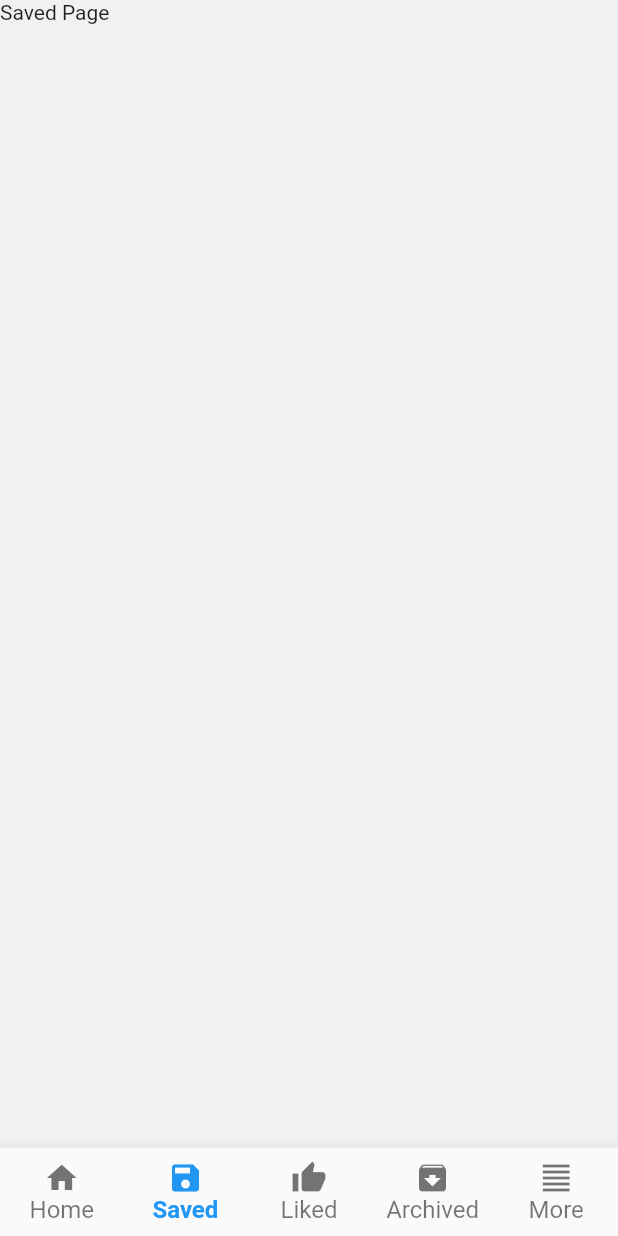
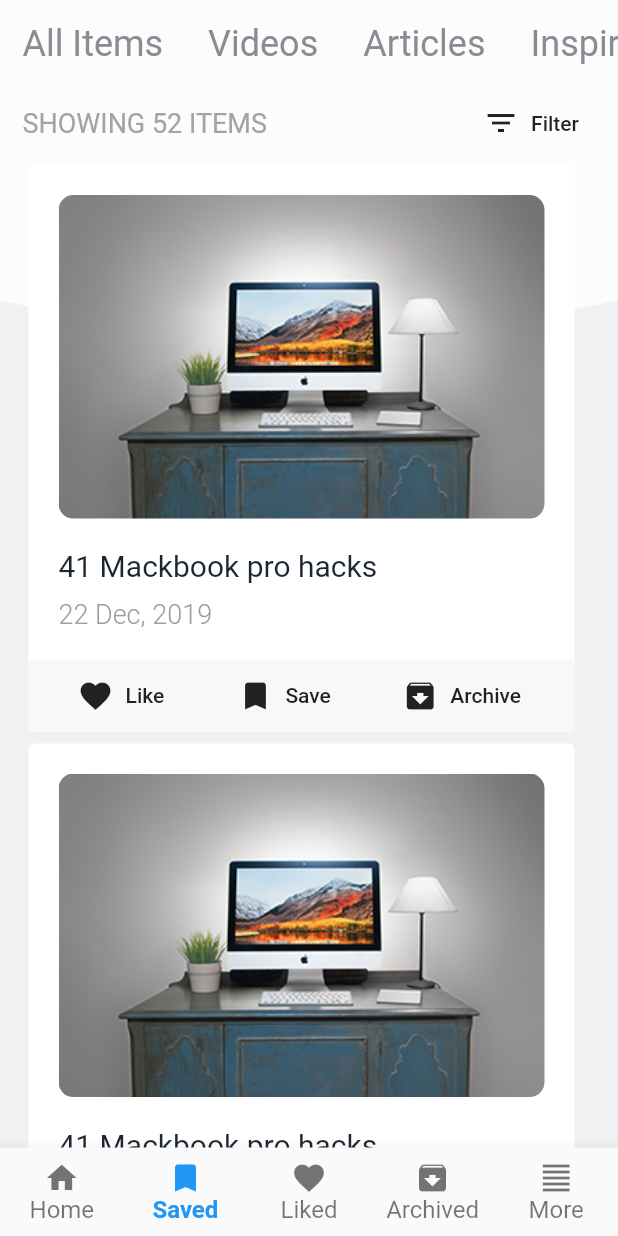
Before and after one commit to codingbbq/remember_me_app, a Flutter app: the screen it shows after launch, item 2 of the bottom bar chosen, on a phone screen of 412 x 824 dp. Run offline on Flutter 3.47's test engine with Material 2 defaults, Android fonts, the phone set to English and light mode, and no system bars.

Commit message:
Adding a pageview for saved page

```diff
--- /dev/null
+++ b/lib/components/custompage.dart
@@ -0,0 +1,48 @@
+import 'package:flutter/material.dart';
+import 'package:remember_me_app/components/reviewCard.dart';
+import 'package:remember_me_app/utills/theme.dart';
+
+class CustomPage extends StatelessWidget {
+  @override
+  Widget build(BuildContext context) {
+    return Container(
+      padding: EdgeInsets.only(left: 15.0, right: 10.0),
+      child: Column(
+        children: <Widget>[
+          Row(
+            mainAxisAlignment: MainAxisAlignment.spaceBetween,
+            children: <Widget>[
+              Text(
+                "Showing 52 items".toUpperCase(),
+                style: hrzTitleStyle,
+              ),
+              FlatButton.icon(
+                onPressed: (){
+
+                },
+                icon: Icon(Icons.filter_list),
+                label: Text(
+                  "Filter"
+                )
+              )
+            ],
+          ),
+
+          Expanded(
+            child: ListView(
+              shrinkWrap: true,
+              scrollDirection: Axis.vertical,
+              children: <Widget>[
+                ReviewCard(),
+                ReviewCard(),
+                ReviewCard(),
+                ReviewCard(),
+              ],
+            ),
+          )
+
+        ],
+      ),
+    );
+  }
+}
--- a/lib/pages/saved_page/saved_page.dart
+++ b/lib/pages/saved_page/saved_page.dart
@@ -1,10 +1,124 @@
 import 'package:flutter/material.dart';
+import 'package:remember_me_app/components/custom_bg.dart';
+import 'package:remember_me_app/components/custompage.dart';
+import 'package:remember_me_app/utills/theme.dart';
 
-class SavedPage extends StatelessWidget {
+class SavedPage extends StatefulWidget {
+  @override
+  _SavedPageState createState() => _SavedPageState();
+}
+
+class _SavedPageState extends State<SavedPage> {
   @override
   Widget build(BuildContext context) {
-    return Container(
-      child: Text("Saved Page")
+
+    PageController controller = PageController();
+
+    return SafeArea(
+      child: CustomPaint(
+        painter: CustomBGPainter(bgColor: Color(0xFFfcfcfc), curveHeight: 200),
+        child: Container(
+          width: MediaQuery.of(context).size.width,
+          child: Column(
+            crossAxisAlignment: CrossAxisAlignment.start,
+            mainAxisAlignment: MainAxisAlignment.start,
+            children: <Widget>[
+              // Horizontal links
+              SingleChildScrollView(
+                scrollDirection: Axis.horizontal,
+                child: Row(
+                  children: <Widget>[
+                    Padding(
+                      padding: const EdgeInsets.all(15.0),
+                      child: InkWell(
+                        child: Text(
+                          "All Items",
+                          style: hrzLinkStyle,
+                        ),
+                        onTap: (){
+                          print("Tapped on all videos");
+                        },
+                      ),
+                    ),
+
+                    Padding(
+                      padding: const EdgeInsets.all(15.0),
+                      child: InkWell(
+                        child: Text(
+                          "Videos",
+                          style: hrzLinkStyle,
+                        ),
+                        onTap: (){
+                          print("Tapped on Videos");
+                        },
+                      ),
+                    ),
+
+                    Padding(
+                      padding: const EdgeInsets.all(15.0),
+                      child: InkWell(
+                        child: Text(
+                          "Articles",
+                          style: hrzLinkStyle,
+                        ),
+                        onTap: (){
+                          print("Tapped on articles");
+                        },
+                      ),
+                    ),
+
+                    Padding(
+                      padding: const EdgeInsets.all(15.0),
+                      child: InkWell(
+                        child: Text(
+                          "Inspiration",
+                          style: hrzLinkStyle,
+                        ),
+                        onTap: (){
+                          print("Tapped on Inspiration");
+                        },
+                      ),
+                    ),
+
+                    Padding(
+                      padding: const EdgeInsets.all(15.0),
+                      child: InkWell(
+                        child: Text(
+                          "Motivation",
+                          style: hrzLinkStyle,
+                        ),
+                        onTap: (){
+                          print("Tapped on Motication");
+                        },
+                      ),
+                    )
+                  ],
+                ),
+              ),
+
+              Expanded(
+                child: PageView(
+                  scrollDirection: Axis.horizontal,
+                  children: <Widget>[
+                    CustomPage(),
+
+                    Container(
+                      color: Colors.blue,
+                      child: Text("All items"),
+                    ),
+
+
+                  ],
+                  controller: controller,
+                  onPageChanged: (num){
+                    print(num);
+                  },
+                ),
+              )
+            ],
+          )
+        ),
+      ),
     );
   }
 }
--- a/lib/rememberme.dart
+++ b/lib/rememberme.dart
@@ -42,12 +42,12 @@ class _RememberMeLandingPageState extends State<RememberMeLandingPage> {
                   ),
 
                   BottomNavigationBarItem(
-                    icon: Icon(Icons.save),
+                    icon: Icon(Icons.bookmark),
                     title: Text("Saved"),
                   ),
 
                   BottomNavigationBarItem(
-                    icon: Icon(Icons.thumb_up),
+                    icon: Icon(Icons.favorite),
                     title: Text("Liked"),
                   ),
 
--- a/lib/utills/theme.dart
+++ b/lib/utills/theme.dart
@@ -4,3 +4,5 @@ const Color appBGcolor = Color(0xFFf0f1f3);
 const Color homeBGcolor = Color(0xFFbe3030);
 const titleStyle = TextStyle( fontSize: 22.0, fontWeight: FontWeight.w500 );
 const linkStyle = TextStyle( fontSize: 16.0 );
+const hrzLinkStyle = TextStyle(fontSize: 24.0, color: Color(0xFF888c93));
+const hrzTitleStyle = TextStyle(fontSize: 18.0, color: Color(0xFFa0a4a8));
```
